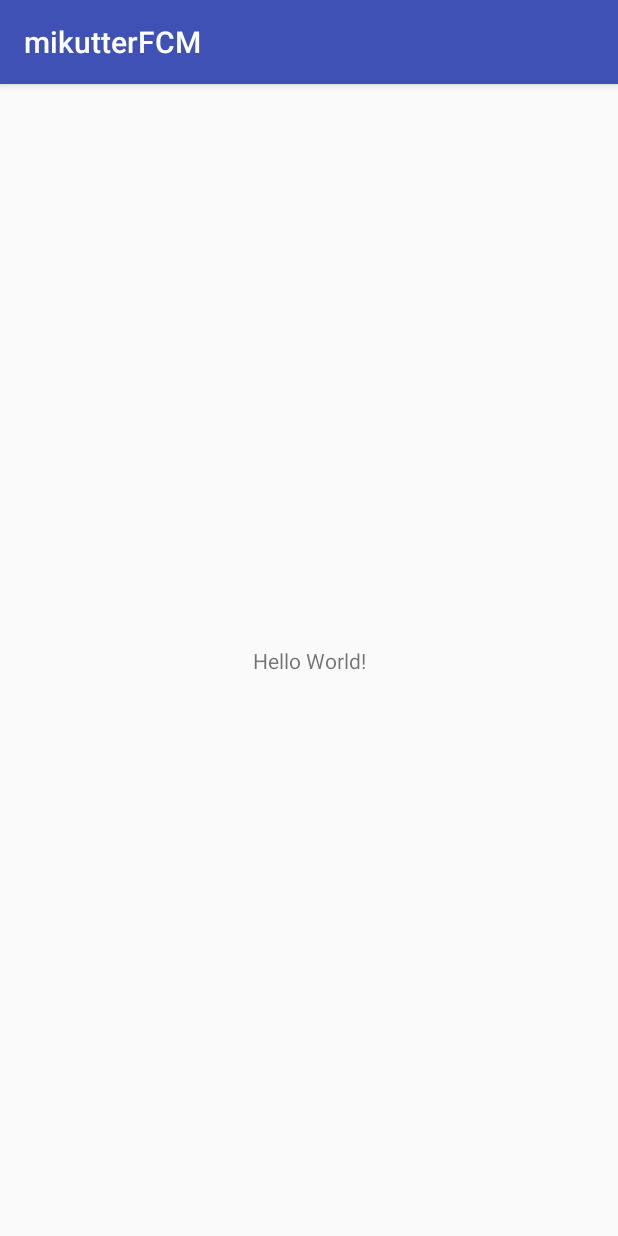
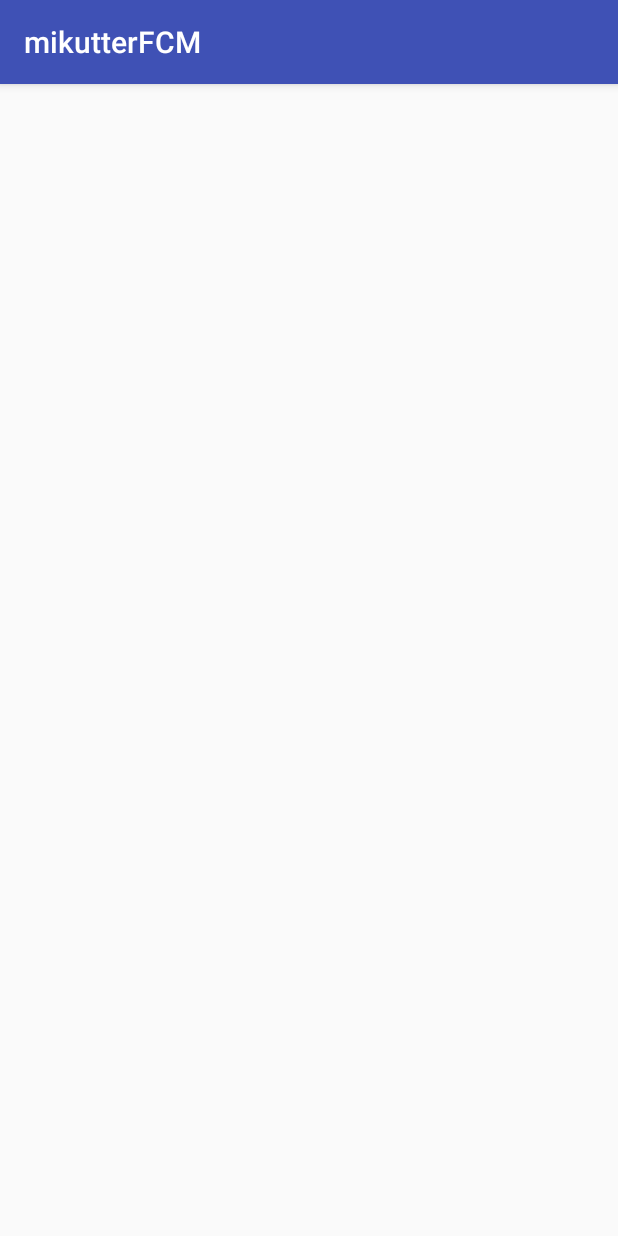
Before and after one commit to yuzumone/mikutter_fcm_for_android, an Android app: the screen it shows after launch (MainActivity), on a phone screen of 412 x 824 dp. Run offline under Robolectric (Android 15) with nearby library versions, the phone set to English and light mode, and no system bars; 1 statement that could not run was skipped.

Commit message:
Update layout

```diff
--- a/app/src/main/res/layout/activity_main.xml
+++ b/app/src/main/res/layout/activity_main.xml
@@ -1,18 +1,18 @@
 <?xml version="1.0" encoding="utf-8"?>
-<android.support.constraint.ConstraintLayout xmlns:android="http://schemas.android.com/apk/res/android"
+<android.support.constraint.ConstraintLayout
+    xmlns:android="http://schemas.android.com/apk/res/android"
     xmlns:app="http://schemas.android.com/apk/res-auto"
-    xmlns:tools="http://schemas.android.com/tools"
     android:layout_width="match_parent"
     android:layout_height="match_parent"
-    tools:context=".MainActivity">
+    android:padding="16dp"
+    >
 
     <TextView
-        android:layout_width="wrap_content"
-        android:layout_height="wrap_content"
-        android:text="Hello World!"
-        app:layout_constraintBottom_toBottomOf="parent"
+        android:id="@+id/textToken"
+        android:layout_width="match_parent"
+        android:layout_height="match_parent"
         app:layout_constraintLeft_toLeftOf="parent"
         app:layout_constraintRight_toRightOf="parent"
-        app:layout_constraintTop_toTopOf="parent" />
-
+        app:layout_constraintTop_toTopOf="parent"
+        />
 </android.support.constraint.ConstraintLayout>
```
